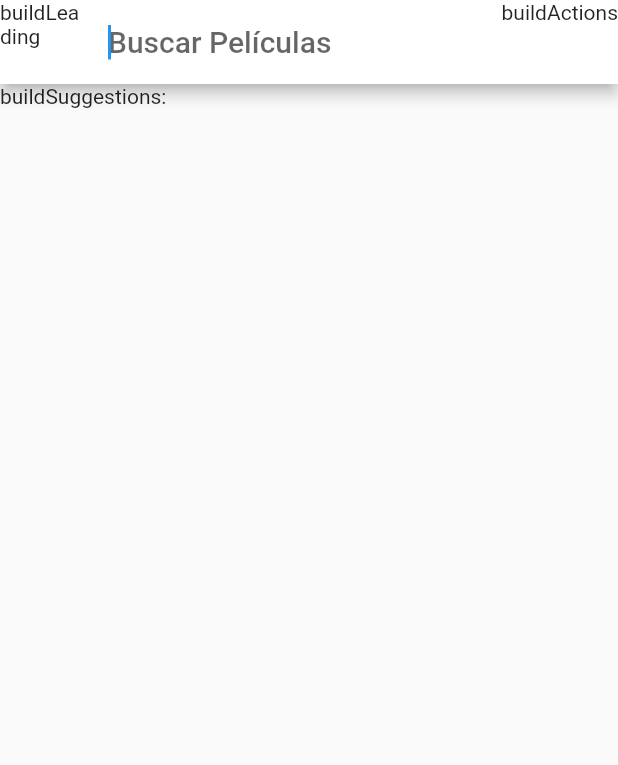
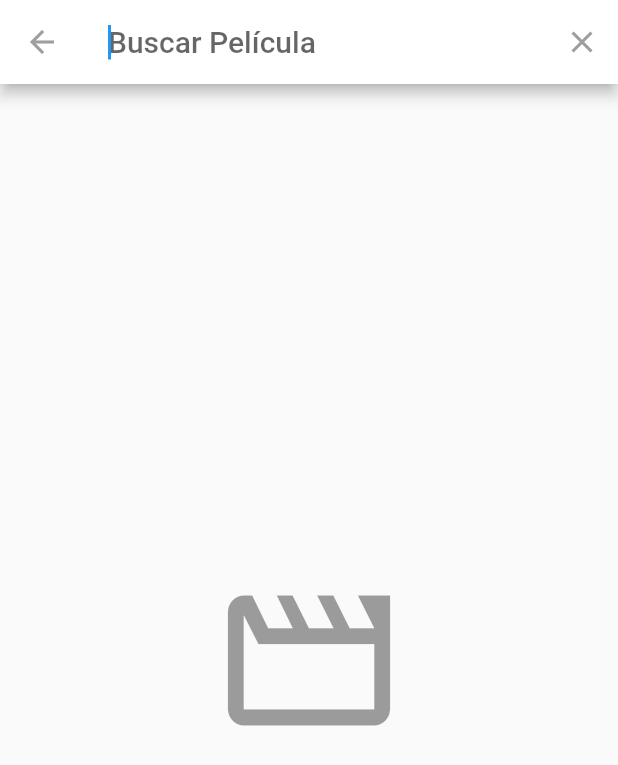
Before and after one commit to Roberthrjr/movies_app, a Flutter app: the screen it shows after launch, after a tap on the "search" icon, on a phone screen of 412 x 824 dp. Shown: the top 765 px of the screen. Run offline on Flutter 3.47's test engine with Material 2 defaults, Android fonts, the phone set to English and light mode, and no system bars; our stand-ins replace card_swiper; network calls fail.

Commit message:
Implementación de las busquedas de películas y debouncer (en proceso ...)

```diff
--- /dev/null
+++ b/lib/helpers/debouncer.dart
@@ -0,0 +1,22 @@
+import 'dart:async';
+// Creditos
+// https://stackoverflow.com/a/52922130/7834829
+
+class Debouncer<T> {
+  Debouncer({required this.duration, this.onValue});
+
+  final Duration duration;
+
+  void Function(T value)? onValue;
+
+  T? _value;
+  Timer? _timer;
+
+  T get value => _value!;
+
+  set value(T val) {
+    _value = val;
+    _timer?.cancel();
+    _timer = Timer(duration, () => onValue!(_value!));
+  }
+}
--- a/lib/models/credits_response.dart
+++ b/lib/models/credits_response.dart
@@ -59,8 +59,9 @@ class Cast {
   String? job;
 
   get fullProfilePath {
-    if (profilePath != null)
+    if (profilePath != null) {
       return 'https://image.tmdb.org/t/p/w500${this.profilePath}';
+    }
     return 'https://i.stack.imgur.com/GNhxO.png';
   }
 
@@ -74,12 +75,13 @@ class Cast {
         name: json["name"],
         originalName: json["original_name"],
         popularity: json["popularity"].toDouble(),
-        profilePath: json["profile_path"] == null ? null : json["profile_path"],
-        castId: json["cast_id"] == null ? null : json["cast_id"],
-        character: json["character"] == null ? null : json["character"],
+        profilePath:
+            json["profile_path"] == null ? null : json["profile_path"]!,
+        castId: json["cast_id"] == null ? null : json["cast_id"]!,
+        character: json["character"] == null ? null : json["character"]!,
         creditId: json["credit_id"],
-        order: json["order"] == null ? null : json["order"],
-        department: json["department"] == null ? null : json["department"],
-        job: json["job"] == null ? null : json["job"],
+        order: json["order"] == null ? null : json["order"]!,
+        department: json["department"] == null ? null : json["department"]!,
+        job: json["job"] == null ? null : json["job"]!,
       );
 }
--- a/lib/models/models.dart
+++ b/lib/models/models.dart
@@ -2,3 +2,4 @@ export 'package:movies_app/models/now_playing_response.dart';
 export 'package:movies_app/models/movie.dart';
 export 'package:movies_app/models/popular_response.dart';
 export 'package:movies_app/models/credits_response.dart';
+export 'package:movies_app/models/search_movies_response.dart';
--- /dev/null
+++ b/lib/models/search_movies_response.dart
@@ -0,0 +1,32 @@
+// To parse this JSON data, do
+//
+//     final searchMoviesResponse = searchMoviesResponseFromMap(jsonString);
+
+import 'dart:convert';
+
+import 'package:movies_app/models/models.dart';
+
+class SearchMoviesResponse {
+  SearchMoviesResponse({
+    required this.page,
+    required this.results,
+    required this.totalPages,
+    required this.totalResults,
+  });
+
+  int page;
+  List<Movie> results;
+  int totalPages;
+  int totalResults;
+
+  factory SearchMoviesResponse.fromJson(String str) =>
+      SearchMoviesResponse.fromMap(json.decode(str));
+
+  factory SearchMoviesResponse.fromMap(Map<String, dynamic> json) =>
+      SearchMoviesResponse(
+        page: json["page"],
+        results: List<Movie>.from(json["results"].map((x) => Movie.fromMap(x))),
+        totalPages: json["total_pages"],
+        totalResults: json["total_results"],
+      );
+}
--- a/lib/providers/movies_provider.dart
+++ b/lib/providers/movies_provider.dart
@@ -2,13 +2,14 @@ import 'dart:async';
 
 import 'package:flutter/material.dart';
 import 'package:http/http.dart' as http;
+import 'package:movies_app/helpers/debouncer.dart';
 
 import 'package:movies_app/models/models.dart';
 
 class MoviesProvider extends ChangeNotifier {
-  String _baseUrl = 'api.themoviedb.org';
-  String _apiKey = '27c31abcbeabcbc927f1d0eafa305a92';
-  String _language = 'es-MX';
+  final String _baseUrl = 'api.themoviedb.org';
+  final String _apiKey = '27c31abcbeabcbc927f1d0eafa305a92';
+  final String _language = 'es-MX';
 
   List<Movie> onDisplayMovies = [];
   List<Movie> popularMovies = [];
@@ -17,10 +18,20 @@ class MoviesProvider extends ChangeNotifier {
 
   int _popularRange = 0;
 
+  final debouncer = Debouncer(
+    duration: const Duration(milliseconds: 500),
+  );
+
+  final StreamController<List<Movie>> _suggestionStreamController =
+      StreamController.broadcast();
+
+  Stream<List<Movie>> get suggestionStream =>
+      _suggestionStreamController.stream;
+
   MoviesProvider() {
-    print('Movies Provider inicializado');
-    this.getOnDisplayMovies();
-    this.getPopularMovies();
+    //print('Movies Provider inicializado');
+    getOnDisplayMovies();
+    getPopularMovies();
   }
 
   Future<String> _getJsonData(String endpoint, [int page = 1]) async {
@@ -38,7 +49,7 @@ class MoviesProvider extends ChangeNotifier {
   }
 
   getOnDisplayMovies() async {
-    final jsonData = await this._getJsonData('3/movie/now_playing');
+    final jsonData = await _getJsonData('3/movie/now_playing');
     final nowPlayingResponse = NowPlayingResponse.fromJson(jsonData);
 
     onDisplayMovies = nowPlayingResponse.results;
@@ -47,7 +58,7 @@ class MoviesProvider extends ChangeNotifier {
 
   getPopularMovies() async {
     _popularRange++;
-    final jsonData = await this._getJsonData('3/movie/popular', _popularRange);
+    final jsonData = await _getJsonData('3/movie/popular', _popularRange);
     final popularResponse = PopularResponse.fromJson(jsonData);
 
     popularMovies = [...popularMovies, ...popularResponse.results];
@@ -56,11 +67,27 @@ class MoviesProvider extends ChangeNotifier {
 
   Future<List<Cast>> getMovieCast(int movieId) async {
     if (moviesCast.containsKey(movieId)) return moviesCast[movieId]!;
-    final jsonData = await this._getJsonData('3/movie/$movieId/credits');
+    final jsonData = await _getJsonData('3/movie/$movieId/credits');
     final creditsResponse = CreditsResponse.fromJson(jsonData);
 
     moviesCast[movieId] = creditsResponse.cast;
 
     return creditsResponse.cast;
   }
+
+  Future<List<Movie>> searchMovies(String query) async {
+    final url = Uri.https(
+      _baseUrl,
+      '3/search/movie',
+      {
+        'api_key': _apiKey,
+        'language': _language,
+        'query': query,
+      },
+    );
+    final response = await http.get(url);
+    final searchMoviesResponse = SearchMoviesResponse.fromJson(response.body);
+
+    return searchMoviesResponse.results;
+  }
 }
--- a/lib/search/search_delegate.dart
+++ b/lib/search/search_delegate.dart
@@ -1,26 +1,101 @@
 import 'package:flutter/material.dart';
+import 'package:movies_app/models/models.dart';
+import 'package:movies_app/providers/movies_provider.dart';
+import 'package:provider/provider.dart';
 
 class MovieSearchDelegate extends SearchDelegate {
   @override
-  String? get searchFieldLabel => 'Buscar Películas';
+  String? get searchFieldLabel => 'Buscar Película';
 
   @override
   List<Widget>? buildActions(BuildContext context) {
-    return [Text('buildActions')];
+    return [
+      IconButton(
+        onPressed: () => query = '',
+        icon: const Icon(Icons.clear),
+      ),
+    ];
   }
 
   @override
   Widget? buildLeading(BuildContext context) {
-    return Text('buildLeading');
+    return IconButton(
+      onPressed: () {
+        close(context, null);
+      },
+      icon: const Icon(Icons.arrow_back),
+    );
   }
 
   @override
   Widget buildResults(BuildContext context) {
-    return Text('buildResults');
+    return const Text('buildResults');
+  }
+
+  Widget _emptyContainer() {
+    return Container(
+      child: const Center(
+        child: Icon(
+          Icons.movie_creation_outlined,
+          color: Colors.black38,
+          size: 130,
+        ),
+      ),
+    );
   }
 
   @override
   Widget buildSuggestions(BuildContext context) {
-    return Text('buildSuggestions:$query');
+    if (query.isEmpty) {
+      return _emptyContainer();
+    }
+
+    final moviesProvider = Provider.of<MoviesProvider>(context, listen: false);
+
+    return StreamBuilder(
+      stream: moviesProvider.suggestionStream,
+      builder: (_, AsyncSnapshot<List<Movie>> snapshot) {
+        if (!snapshot.hasData) return _emptyContainer();
+
+        final movies = snapshot.data!;
+
+        return ListView.builder(
+          itemCount: movies.length,
+          itemBuilder: (_, int index) => _SuggestionMovieItem(movies[index]),
+        );
+      },
+    );
   }
 }
+
+class _SuggestionMovieItem extends StatelessWidget {
+  final Movie movie;
+
+  const _SuggestionMovieItem(this.movie);
+
+  @override
+  Widget build(BuildContext context) {
+    movie.heroId = 'search-${movie.id}';
+
+    return ListTile(
+      leading: Hero(
+        tag: movie.heroId!,
+        child: FadeInImage(
+          placeholder: const AssetImage('assets/no-image.jpg'),
+          image: NetworkImage(movie.fullPosterImg),
+          width: 50,
+          fit: BoxFit.contain,
+        ),
+      ),
+      title: Text(movie.title),
+      subtitle: Text(movie.originalTitle),
+      onTap: () {
+        Navigator.pushNamed(
+          context,
+          'details',
+          arguments: movie,
+        );
+      },
+    );
+  }
+}
--- a/lib/widgets/card_swiper.dart
+++ b/lib/widgets/card_swiper.dart
@@ -31,9 +31,13 @@ class CardSwiper extends StatelessWidget {
         itemBuilder: (_, int index) {
           final movie = movies[index];
 
+          movie.heroId = 'swiper-${movie.id}';
+
           return GestureDetector(
             onTap: () =>
                 Navigator.pushNamed(context, 'details', arguments: movie),
+            child: Hero(
+              tag: movie.heroId!,
               child: ClipRRect(
                 borderRadius: BorderRadius.circular(20),
                 child: FadeInImage(
@@ -42,6 +46,7 @@ class CardSwiper extends StatelessWidget {
                   fit: BoxFit.cover,
                 ),
               ),
+            ),
           );
         },
       ),
--- a/lib/widgets/movie_slider.dart
+++ b/lib/widgets/movie_slider.dart
@@ -16,7 +16,7 @@ class MovieSlider extends StatefulWidget {
 }
 
 class _MovieSliderState extends State<MovieSlider> {
-  final ScrollController scrollController = new ScrollController();
+  final ScrollController scrollController = ScrollController();
 
   @override
   void initState() {
@@ -24,7 +24,6 @@ class _MovieSliderState extends State<MovieSlider> {
     scrollController.addListener(() {
       if (scrollController.position.pixels >=
           scrollController.position.maxScrollExtent - 500) {
-        //TODO: llamar provider
         widget.onNextPage();
       }
     });
@@ -43,16 +42,16 @@ class _MovieSliderState extends State<MovieSlider> {
       child: Column(
         crossAxisAlignment: CrossAxisAlignment.start,
         children: [
-          //TODO: si no hay titulo, no deben de mostrar este widget
-          if (this.widget.title != null)
+          if (widget.title != null)
             Padding(
-              padding: EdgeInsets.symmetric(horizontal: 20),
+              padding: const EdgeInsets.symmetric(horizontal: 20),
               child: Text(
-                this.widget.title!,
-                style: TextStyle(fontSize: 20, fontWeight: FontWeight.bold),
+                widget.title!,
+                style:
+                    const TextStyle(fontSize: 20, fontWeight: FontWeight.bold),
               ),
             ),
-          SizedBox(
+          const SizedBox(
             height: 5,
           ),
           Expanded(
@@ -60,7 +59,8 @@ class _MovieSliderState extends State<MovieSlider> {
               controller: scrollController,
               scrollDirection: Axis.horizontal,
               itemCount: widget.movies.length,
-              itemBuilder: (_, int index) => _MoviePoster(widget.movies[index]),
+              itemBuilder: (_, int index) => _MoviePoster(widget.movies[index],
+                  '${widget.title}-${index}-${widget.movies[index].id}'),
             ),
           ),
         ],
@@ -71,29 +71,33 @@ class _MovieSliderState extends State<MovieSlider> {
 
 class _MoviePoster extends StatelessWidget {
   final Movie movie;
-  const _MoviePoster(this.movie);
+  final String heroId;
+  const _MoviePoster(this.movie, this.heroId);
 
   @override
   Widget build(BuildContext context) {
-    final size = MediaQuery.of(context).size;
+    movie.heroId = heroId;
 
     return Container(
       width: 150,
       height: 200,
-      margin: EdgeInsets.symmetric(horizontal: 10),
+      margin: const EdgeInsets.symmetric(horizontal: 10),
       child: Column(
         children: [
           GestureDetector(
             onTap: () =>
                 Navigator.pushNamed(context, 'details', arguments: movie),
+            child: Hero(
+              tag: movie.heroId!,
               child: ClipRRect(
                 borderRadius: BorderRadius.circular(20),
                 child: FadeInImage(
-                placeholder: AssetImage('assets/no-image.jpg'),
+                  placeholder: const AssetImage('assets/no-image.jpg'),
                   image: NetworkImage(movie.fullPosterImg),
                   width: 120,
                   height: 180,
                   fit: BoxFit.cover,
+                ),
               ),
             ),
           ),
```
Also changed, not shown: lib/models/movie.dart (+12 -6 lines), lib/screens/details_screen.dart (+10 -7 lines). Lines whose indentation alone changed are shown as unchanged.
